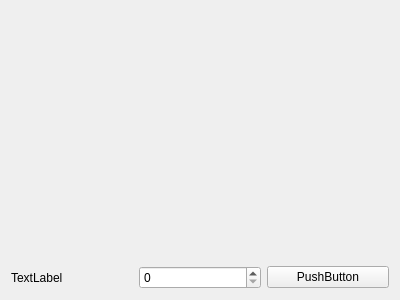
This is displayscreen.ui in ofey404/MPSOscilloscope as Qt 5 draws it before an edit. The edited form follows.
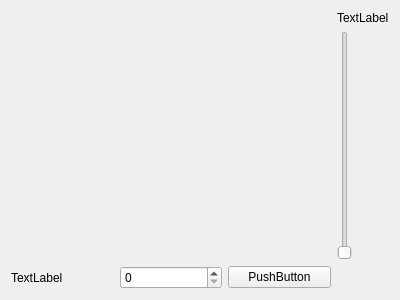
This is the edited form.

Diff of the .ui file:
```diff
--- a/displayscreen.ui
+++ b/displayscreen.ui
@@ -14,30 +14,44 @@
    <string>Form</string>
   </property>
   <layout class="QGridLayout" name="gridLayout">
-   <item row="1" column="0">
+   <item row="2" column="0">
     <widget class="QLabel" name="label">
      <property name="text">
       <string>TextLabel</string>
      </property>
     </widget>
    </item>
-   <item row="1" column="1">
+   <item row="2" column="1">
     <widget class="QSpinBox" name="spinBox"/>
    </item>
-   <item row="1" column="2">
-    <widget class="QPushButton" name="pushButton">
-     <property name="text">
-      <string>PushButton</string>
+   <item row="1" column="3">
+    <widget class="QSlider" name="verticalSlider">
+     <property name="orientation">
+      <enum>Qt::Vertical</enum>
      </property>
     </widget>
    </item>
-   <item row="0" column="0" colspan="3">
+   <item row="1" column="0" colspan="3">
     <widget class="QLabel" name="plotPlaceHolder">
      <property name="text">
       <string/>
      </property>
     </widget>
    </item>
+   <item row="2" column="2">
+    <widget class="QPushButton" name="pushButton">
+     <property name="text">
+      <string>PushButton</string>
+     </property>
+    </widget>
+   </item>
+   <item row="0" column="3">
+    <widget class="QLabel" name="label_2">
+     <property name="text">
+      <string>TextLabel</string>
+     </property>
+    </widget>
+   </item>
   </layout>
  </widget>
  <resources/>
```
